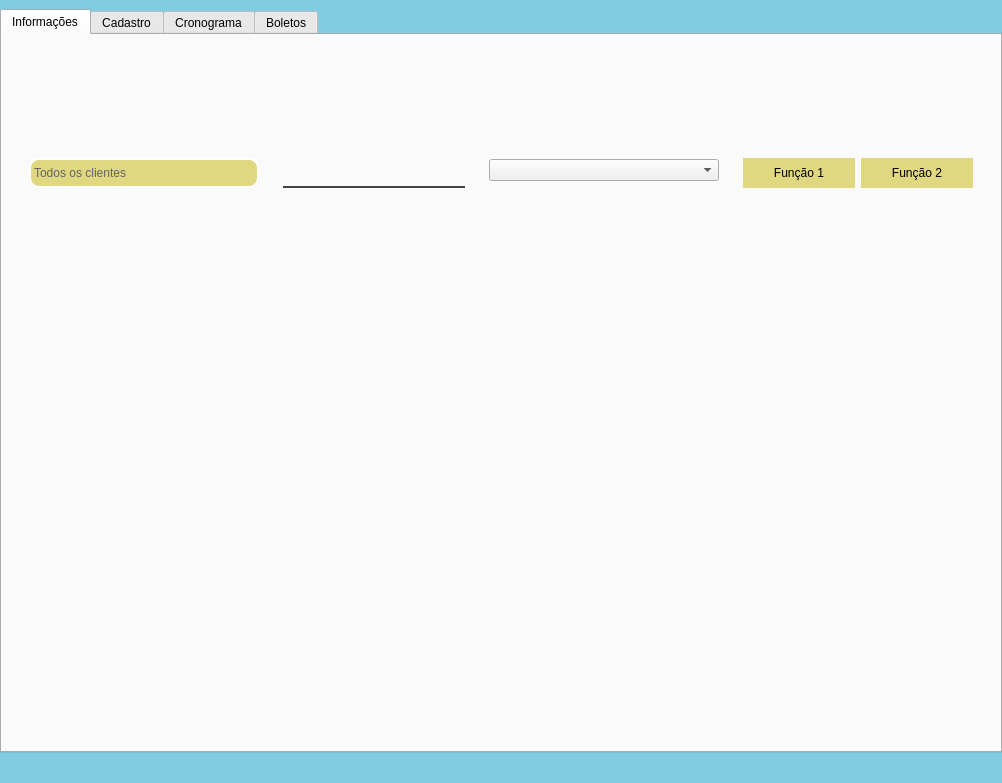
Before: the Qt Designer form Telas/UI/dashCliente.ui in Nautilidae-project/Nautilus, drawn with Qt 5.
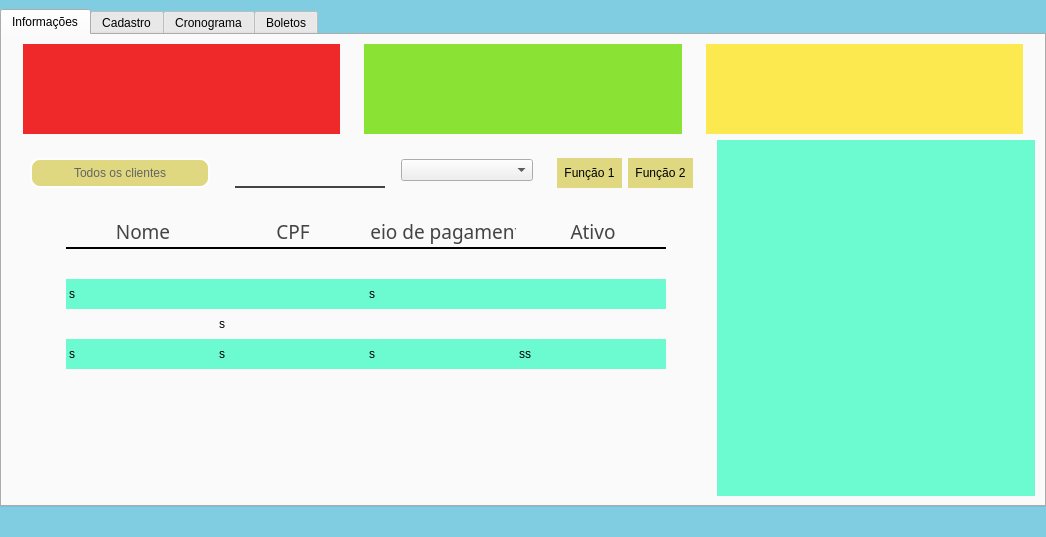
After: the same form once the commit is applied. The open tabs and pages were chosen to show the change.

Commit message: Ajustando proporcoes e posicionamento da tebela de clientes

Patch:
```diff
--- a/Telas/UI/dashCliente.ui
+++ b/Telas/UI/dashCliente.ui
@@ -6,8 +6,8 @@
    <rect>
     <x>0</x>
     <y>0</y>
-    <width>1002</width>
-    <height>783</height>
+    <width>1046</width>
+    <height>537</height>
    </rect>
   </property>
   <property name="windowTitle">
@@ -138,87 +138,18 @@
       <attribute name="title">
        <string>Informações</string>
       </attribute>
-      <layout class="QVBoxLayout" name="verticalLayout">
-       <item>
-        <widget class="QFrame" name="frTopTabMenu">
-         <property name="minimumSize">
-          <size>
-           <width>0</width>
-           <height>90</height>
-          </size>
-         </property>
-         <property name="maximumSize">
-          <size>
-           <width>16777215</width>
-           <height>110</height>
-          </size>
-         </property>
-         <property name="frameShape">
-          <enum>QFrame::StyledPanel</enum>
-         </property>
-         <property name="frameShadow">
-          <enum>QFrame::Raised</enum>
-         </property>
-         <layout class="QHBoxLayout" name="horizontalLayout_2">
-          <property name="spacing">
-           <number>24</number>
-          </property>
-          <property name="leftMargin">
-           <number>12</number>
-          </property>
-          <property name="topMargin">
-           <number>0</number>
-          </property>
-          <property name="rightMargin">
-           <number>12</number>
-          </property>
-          <property name="bottomMargin">
-           <number>0</number>
-          </property>
-          <item>
-           <widget class="QFrame" name="frLeftInfo">
-            <property name="frameShape">
-             <enum>QFrame::StyledPanel</enum>
-            </property>
-            <property name="frameShadow">
-             <enum>QFrame::Raised</enum>
-            </property>
-           </widget>
-          </item>
-          <item>
-           <widget class="QFrame" name="frCenterInfo">
-            <property name="frameShape">
-             <enum>QFrame::StyledPanel</enum>
-            </property>
-            <property name="frameShadow">
-             <enum>QFrame::Raised</enum>
-            </property>
-           </widget>
-          </item>
-          <item>
-           <widget class="QFrame" name="frRightInfo">
-            <property name="frameShape">
-             <enum>QFrame::StyledPanel</enum>
-            </property>
-            <property name="frameShadow">
-             <enum>QFrame::Raised</enum>
-            </property>
-           </widget>
-          </item>
-         </layout>
-        </widget>
-       </item>
-       <item>
+      <layout class="QGridLayout" name="gridLayout_3">
+       <item row="1" column="0">
         <widget class="QFrame" name="frListButtons">
          <property name="minimumSize">
           <size>
-           <width>0</width>
+           <width>700</width>
            <height>60</height>
           </size>
          </property>
          <property name="maximumSize">
           <size>
-           <width>16777215</width>
+           <width>700</width>
            <height>60</height>
           </size>
          </property>
@@ -228,15 +159,21 @@
          <property name="frameShadow">
           <enum>QFrame::Raised</enum>
          </property>
-         <layout class="QHBoxLayout" name="horizontalLayout_3">
-          <item>
+         <layout class="QGridLayout" name="gridLayout_4">
+          <item row="0" column="0">
            <widget class="QFrame" name="frNomeTabela">
             <property name="minimumSize">
              <size>
-              <width>160</width>
+              <width>200</width>
               <height>0</height>
              </size>
             </property>
+            <property name="maximumSize">
+             <size>
+              <width>200</width>
+              <height>16777215</height>
+             </size>
+            </property>
             <property name="frameShape">
              <enum>QFrame::StyledPanel</enum>
             </property>
@@ -248,29 +185,38 @@
               <widget class="QLabel" name="lbNomeTabela">
                <property name="minimumSize">
                 <size>
-                 <width>0</width>
+                 <width>180</width>
                  <height>30</height>
                 </size>
                </property>
+               <property name="maximumSize">
+                <size>
+                 <width>180</width>
+                 <height>16777215</height>
+                </size>
+               </property>
                <property name="text">
                 <string>Todos os clientes</string>
                </property>
+               <property name="alignment">
+                <set>Qt::AlignCenter</set>
+               </property>
               </widget>
              </item>
             </layout>
            </widget>
           </item>
-          <item>
+          <item row="0" column="1">
            <widget class="QFrame" name="frSearch">
             <property name="minimumSize">
              <size>
-              <width>200</width>
+              <width>160</width>
               <height>0</height>
              </size>
             </property>
             <property name="maximumSize">
              <size>
-              <width>150</width>
+              <width>160</width>
               <height>60</height>
              </size>
             </property>
@@ -285,10 +231,16 @@
               <widget class="QLineEdit" name="leSearchCliente">
                <property name="minimumSize">
                 <size>
-                 <width>0</width>
+                 <width>150</width>
                  <height>30</height>
                 </size>
                </property>
+               <property name="maximumSize">
+                <size>
+                 <width>150</width>
+                 <height>16777215</height>
+                </size>
+               </property>
                <property name="text">
                 <string/>
                </property>
@@ -297,7 +249,7 @@
             </layout>
            </widget>
           </item>
-          <item>
+          <item row="0" column="2">
            <widget class="QFrame" name="frCmbFilter">
             <property name="minimumSize">
              <size>
@@ -307,7 +259,7 @@
             </property>
             <property name="maximumSize">
              <size>
-              <width>16777215</width>
+              <width>150</width>
               <height>60</height>
              </size>
             </property>
@@ -319,16 +271,29 @@
             </property>
             <layout class="QHBoxLayout" name="horizontalLayout_18">
              <item>
-              <widget class="QComboBox" name="comboBox"/>
+              <widget class="QComboBox" name="comboBox">
+               <property name="maximumSize">
+                <size>
+                 <width>200</width>
+                 <height>16777215</height>
+                </size>
+               </property>
+              </widget>
              </item>
             </layout>
            </widget>
           </item>
-          <item>
+          <item row="0" column="3">
            <widget class="QFrame" name="frRightButtons">
+            <property name="minimumSize">
+             <size>
+              <width>100</width>
+              <height>0</height>
+             </size>
+            </property>
             <property name="maximumSize">
              <size>
-              <width>16777215</width>
+              <width>160</width>
               <height>60</height>
              </size>
             </property>
@@ -343,10 +308,16 @@
               <widget class="QPushButton" name="pbFuncionalidade1">
                <property name="minimumSize">
                 <size>
-                 <width>0</width>
+                 <width>50</width>
                  <height>30</height>
                 </size>
                </property>
+               <property name="maximumSize">
+                <size>
+                 <width>70</width>
+                 <height>16777215</height>
+                </size>
+               </property>
                <property name="text">
                 <string>Função 1</string>
                </property>
@@ -356,10 +327,16 @@
               <widget class="QPushButton" name="pbFuncionalidade2">
                <property name="minimumSize">
                 <size>
-                 <width>0</width>
+                 <width>50</width>
                  <height>30</height>
                 </size>
                </property>
+               <property name="maximumSize">
+                <size>
+                 <width>70</width>
+                 <height>16777215</height>
+                </size>
+               </property>
                <property name="text">
                 <string>Função 2</string>
                </property>
@@ -371,32 +348,73 @@
          </layout>
         </widget>
        </item>
-       <item>
+       <item row="2" column="0">
         <widget class="QFrame" name="frClientsList">
+         <property name="maximumSize">
+          <size>
+           <width>700</width>
+           <height>16777215</height>
+          </size>
+         </property>
          <property name="frameShape">
           <enum>QFrame::StyledPanel</enum>
          </property>
          <property name="frameShadow">
           <enum>QFrame::Raised</enum>
          </property>
-         <layout class="QVBoxLayout" name="verticalLayout_4">
-          <property name="spacing">
-           <number>16</number>
-          </property>
+         <layout class="QGridLayout" name="gridLayout_5">
           <property name="leftMargin">
-           <number>16</number>
+           <number>10</number>
           </property>
           <property name="topMargin">
-           <number>16</number>
+           <number>10</number>
           </property>
           <property name="rightMargin">
-           <number>16</number>
+           <number>0</number>
           </property>
           <property name="bottomMargin">
-           <number>16</number>
+           <number>0</number>
           </property>
-          <item>
+          <item row="0" column="0">
            <widget class="QTableWidget" name="tblClientes">
+            <property name="minimumSize">
+             <size>
+              <width>600</width>
+              <height>0</height>
+             </size>
+            </property>
+            <property name="maximumSize">
+             <size>
+              <width>600</width>
+              <height>16777215</height>
+             </size>
+            </property>
+            <property name="styleSheet">
+             <string notr="true">QHeaderView::section {
+   
+	background-color: #fafafa;
+		
+    color: white;
+    padding-left: 4px;
+
+    border: none;
+	border-bottom: 2px solid;
+	color: #444;
+}
+
+QHeaderView::section:checked
+{
+    background-color: red;
+	border-radius: 10%;
+}
+
+QTableView {
+	selection-background-color: rgb(251, 184, 108);
+	
+	alternate-background-color: rgb(108, 251, 208);
+}
+</string>
+            </property>
             <property name="locale">
              <locale language="Portuguese" country="Brazil"/>
             </property>
@@ -409,6 +427,9 @@
             <property name="sizeAdjustPolicy">
              <enum>QAbstractScrollArea::AdjustToContentsOnFirstShow</enum>
             </property>
+            <property name="alternatingRowColors">
+             <bool>true</bool>
+            </property>
             <property name="selectionMode">
              <enum>QAbstractItemView::NoSelection</enum>
             </property>
@@ -422,40 +443,56 @@
              <bool>true</bool>
             </property>
             <property name="rowCount">
-             <number>0</number>
+             <number>5</number>
             </property>
             <property name="columnCount">
              <number>4</number>
             </property>
             <attribute name="horizontalHeaderVisible">
-             <bool>false</bool>
-            </attribute>
-            <attribute name="horizontalHeaderCascadingSectionResizes">
              <bool>true</bool>
             </attribute>
+            <attribute name="horizontalHeaderMinimumSectionSize">
+             <number>140</number>
+            </attribute>
             <attribute name="horizontalHeaderDefaultSectionSize">
              <number>150</number>
             </attribute>
-            <attribute name="horizontalHeaderHighlightSections">
-             <bool>true</bool>
-            </attribute>
-            <attribute name="horizontalHeaderShowSortIndicator" stdset="0">
-             <bool>false</bool>
-            </attribute>
-            <attribute name="horizontalHeaderStretchLastSection">
-             <bool>false</bool>
-            </attribute>
             <attribute name="verticalHeaderVisible">
              <bool>false</bool>
             </attribute>
+            <row>
+             <property name="text">
+              <string>New Row</string>
+             </property>
+            </row>
+            <row>
+             <property name="text">
+              <string>New Row</string>
+             </property>
+            </row>
+            <row>
+             <property name="text">
+              <string>New Row</string>
+             </property>
+            </row>
+            <row>
+             <property name="text">
+              <string>New Row</string>
+             </property>
+            </row>
+            <row>
+             <property name="text">
+              <string>New Row</string>
+             </property>
+            </row>
             <column>
              <property name="text">
               <string>Nome</string>
              </property>
              <property name="font">
               <font>
-               <family>Ubuntu</family>
-               <pointsize>16</pointsize>
+               <family>Fira Sans</family>
+               <pointsize>14</pointsize>
               </font>
              </property>
             </column>
@@ -465,8 +502,8 @@
              </property>
              <property name="font">
               <font>
-               <family>Ubuntu</family>
-               <pointsize>16</pointsize>
+               <family>Fira Sans</family>
+               <pointsize>14</pointsize>
               </font>
              </property>
             </column>
@@ -476,8 +513,8 @@
              </property>
              <property name="font">
               <font>
-               <family>Ubuntu</family>
-               <pointsize>16</pointsize>
+               <family>Fira Sans</family>
+               <pointsize>14</pointsize>
               </font>
              </property>
             </column>
@@ -487,16 +524,142 @@
              </property>
              <property name="font">
               <font>
-               <family>Ubuntu</family>
-               <pointsize>16</pointsize>
+               <family>Fira Sans</family>
+               <pointsize>14</pointsize>
               </font>
              </property>
             </column>
+            <item row="1" column="0">
+             <property name="text">
+              <string>s</string>
+             </property>
+            </item>
+            <item row="1" column="2">
+             <property name="text">
+              <string>s</string>
+             </property>
+            </item>
+            <item row="2" column="1">
+             <property name="text">
+              <string>s</string>
+             </property>
+            </item>
+            <item row="3" column="0">
+             <property name="text">
+              <string>s</string>
+             </property>
+            </item>
+            <item row="3" column="1">
+             <property name="text">
+              <string>s</string>
+             </property>
+            </item>
+            <item row="3" column="2">
+             <property name="text">
+              <string>s</string>
+             </property>
+            </item>
+            <item row="3" column="3">
+             <property name="text">
+              <string>ss</string>
+             </property>
+            </item>
            </widget>
           </item>
          </layout>
         </widget>
        </item>
+       <item row="0" column="0" colspan="2">
+        <widget class="QFrame" name="frTopTabMenu">
+         <property name="minimumSize">
+          <size>
+           <width>0</width>
+           <height>90</height>
+          </size>
+         </property>
+         <property name="maximumSize">
+          <size>
+           <width>16777215</width>
+           <height>110</height>
+          </size>
+         </property>
+         <property name="frameShape">
+          <enum>QFrame::StyledPanel</enum>
+         </property>
+         <property name="frameShadow">
+          <enum>QFrame::Raised</enum>
+         </property>
+         <layout class="QHBoxLayout" name="horizontalLayout_2">
+          <property name="spacing">
+           <number>24</number>
+          </property>
+          <property name="leftMargin">
+           <number>12</number>
+          </property>
+          <property name="topMargin">
+           <number>0</number>
+          </property>
+          <property name="rightMargin">
+           <number>12</number>
+          </property>
+          <property name="bottomMargin">
+           <number>0</number>
+          </property>
+          <item>
+           <widget class="QFrame" name="frLeftInfo">
+            <property name="styleSheet">
+             <string notr="true">background-color: rgb(239, 41, 41);</string>
+            </property>
+            <property name="frameShape">
+             <enum>QFrame::StyledPanel</enum>
+            </property>
+            <property name="frameShadow">
+             <enum>QFrame::Raised</enum>
+            </property>
+           </widget>
+          </item>
+          <item>
+           <widget class="QFrame" name="frCenterInfo">
+            <property name="styleSheet">
+             <string notr="true">background-color: rgb(138, 226, 52);</string>
+            </property>
+            <property name="frameShape">
+             <enum>QFrame::StyledPanel</enum>
+            </property>
+            <property name="frameShadow">
+             <enum>QFrame::Raised</enum>
+            </property>
+           </widget>
+          </item>
+          <item>
+           <widget class="QFrame" name="frRightInfo">
+            <property name="styleSheet">
+             <string notr="true">background-color: rgb(252, 233, 79);</string>
+            </property>
+            <property name="frameShape">
+             <enum>QFrame::StyledPanel</enum>
+            </property>
+            <property name="frameShadow">
+             <enum>QFrame::Raised</enum>
+            </property>
+           </widget>
+          </item>
+         </layout>
+        </widget>
+       </item>
+       <item row="1" column="1" rowspan="2">
+        <widget class="QFrame" name="frame_2">
+         <property name="styleSheet">
+          <string notr="true">background-color: rgb(108, 251, 208);</string>
+         </property>
+         <property name="frameShape">
+          <enum>QFrame::StyledPanel</enum>
+         </property>
+         <property name="frameShadow">
+          <enum>QFrame::Raised</enum>
+         </property>
+        </widget>
+       </item>
       </layout>
      </widget>
      <widget class="QWidget" name="tbCadastraCliente">
```
Left out of the diff: 4 changed lines with no effect on the pictures. The commit also changes 1 other file.
